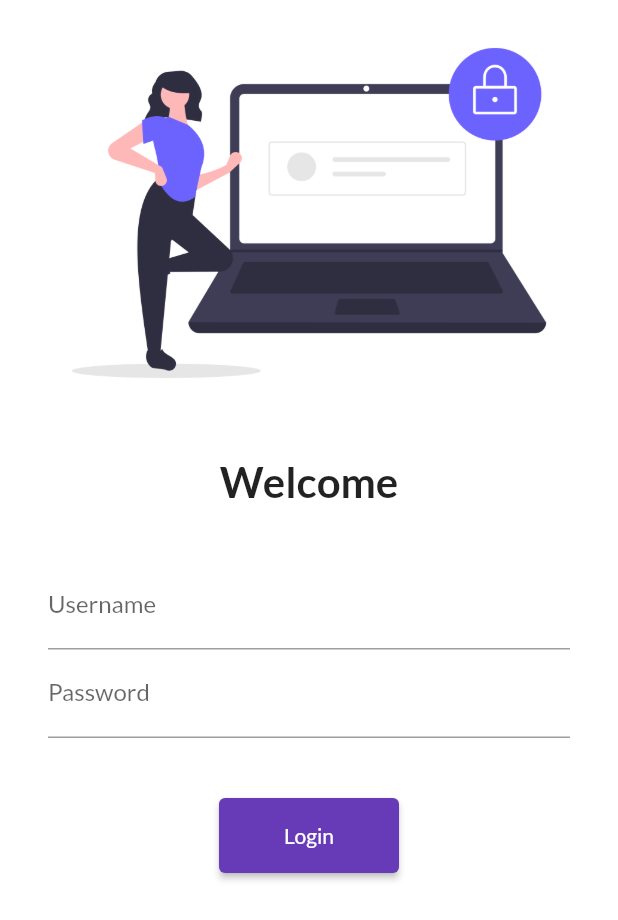
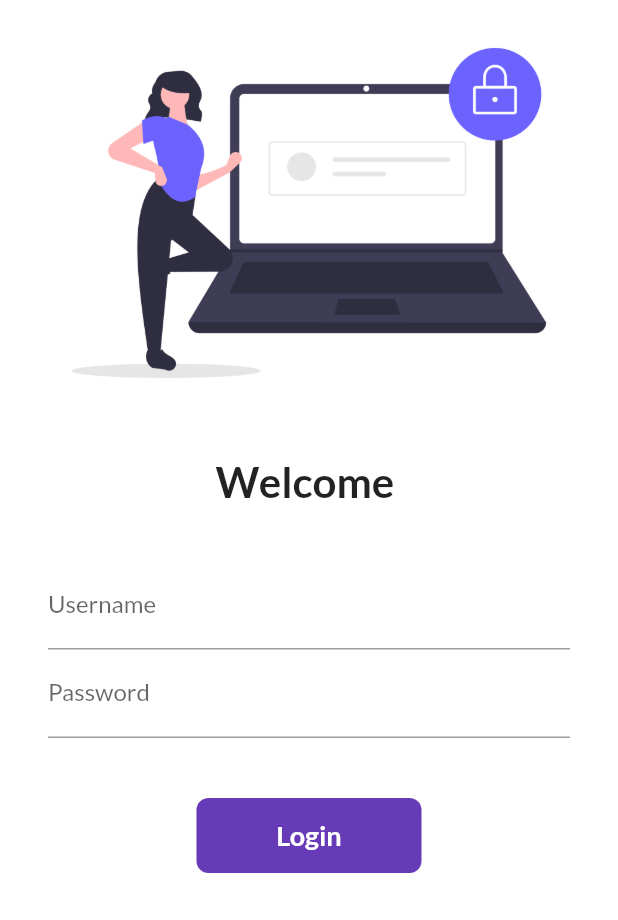
Before and after one commit to dhirajjayswal0/flutter_catalog, a Flutter app: the screen it shows after launch, on a phone screen of 412 x 824 dp. Shown: the top 920 px of the screen. Run offline on Flutter 3.47's test engine with Material 2 defaults, Android fonts, the phone set to English and light mode, and no system bars; our stand-ins replace google_fonts.

Commit message:
day 6 completed

```diff
--- a/lib/pages/login_page.dart
+++ b/lib/pages/login_page.dart
@@ -1,9 +1,16 @@
 import 'package:flutter/material.dart';
-import 'package:flutter_catalog/utils/routes.dart';
 import '/utils/routes.dart';
 
-class LoginPage extends StatelessWidget {
+class LoginPage extends StatefulWidget {
   const LoginPage({Key? key}) : super(key: key);
+
+  @override
+  State<LoginPage> createState() => _LoginPageState();
+}
+
+class _LoginPageState extends State<LoginPage> {
+  String name = '';
+  bool changeButton = false;
 
   @override
   Widget build(BuildContext context) {
@@ -19,9 +26,9 @@ class LoginPage extends StatelessWidget {
             const SizedBox(
               height: 20.0,
             ),
-            const Text(
-              'Welcome',
-              style: TextStyle(
+            Text(
+              'Welcome $name',
+              style: const TextStyle(
                 fontSize: 28,
                 fontWeight: FontWeight.bold,
               ),
@@ -39,6 +46,10 @@ class LoginPage extends StatelessWidget {
                       hintText: 'Enter username',
                       labelText: 'Username',
                     ),
+                    onChanged: (value) {
+                      name = value;
+                      setState(() {});
+                    },
                   ),
                   TextFormField(
                     obscureText: true,
@@ -47,16 +58,51 @@ class LoginPage extends StatelessWidget {
                       labelText: 'Password',
                     ),
                   ),
+
                   const SizedBox(
                     height: 40.0,
                   ),
-                  ElevatedButton(
-                    style: TextButton.styleFrom(minimumSize: Size(120, 50)),
-                    onPressed: () {
+
+                  InkWell(
+                    onTap: () async {
+                      setState(() {
+                        changeButton = true;
+                      });
+                      await Future.delayed(const Duration(seconds: 1));
                       Navigator.pushNamed(context, MyRoutes.homeRoute);
                     },
-                    child: const Text('Login'),
+                    child: AnimatedContainer(
+                      duration: const Duration(seconds: 1),
+                      width: changeButton ? 50 : 150,
+                      height: 50,
+                      alignment: Alignment.center,
+                      decoration: BoxDecoration(
+                          color: Colors.deepPurple,
+                          borderRadius:
+                              BorderRadius.circular(changeButton ? 50 : 8)),
+                      child: changeButton
+                          ? const Icon(
+                              Icons.done,
+                              color: Colors.white,
+                            )
+                          : const Text(
+                              'Login',
+                              style: TextStyle(
+                                color: Colors.white,
+                                fontWeight: FontWeight.bold,
+                                fontSize: 18,
+                              ),
+                            ),
+                    ),
                   )
+                  // ElevatedButton(
+                  //   style:
+                  //       TextButton.styleFrom(minimumSize: const Size(120, 50)),
+                  //   onPressed: () {
+                  //     Navigator.pushNamed(context, MyRoutes.homeRoute);
+                  //   },
+                  //   child: const Text('Login'),
+                  // )
                 ],
               ),
             )
```
Also changed, not shown: 3 other files.
